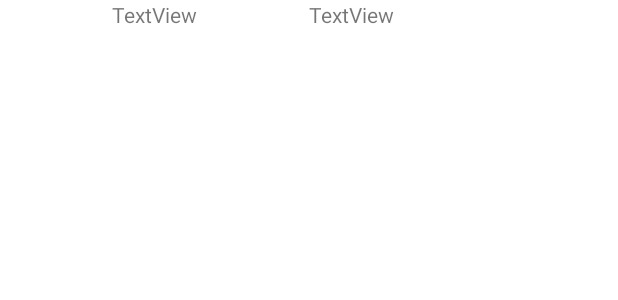
After one commit to HIT-Lizn/Liracast, an Android app: the layout layout_device.xml on its own in the app's theme, with its tools: preview values and no code run, on a phone screen of 412 x 824 dp. The commit adds this screen. Shown: the top 300 px of the screen. Run offline under Robolectric (Android 15) with nearby library versions, the phone set to English and light mode, and no system bars.

```diff
--- a/app/src/main/AndroidManifest.xml
+++ b/app/src/main/AndroidManifest.xml
@@ -8,6 +8,7 @@
     <uses-permission android:name="android.permission.CHANGE_WIFI_STATE" />
     <uses-permission android:name="android.permission.ACCESS_NETWORK_STATE" />
     <uses-permission android:name="android.permission.CHANGE_NETWORK_STATE" />
+    <uses-permission android:name="android.permission.ACCESS_FINE_LOCATION" />
 
     <application
         android:allowBackup="true"
--- a/app/src/main/java/com/example/liracast/MainActivity.java
+++ b/app/src/main/java/com/example/liracast/MainActivity.java
@@ -3,6 +3,7 @@ package com.example.liracast;
 import androidx.annotation.NonNull;
 import androidx.appcompat.app.AppCompatActivity;
 
+import android.Manifest;
 import android.content.Intent;
 import android.os.Bundle;
 import android.util.Log;
@@ -13,6 +14,7 @@ import com.example.liracast.global.ResourceManager;
 
 public class MainActivity extends AppCompatActivity {
     private final String TAG = "MainActivity";
+    private final int REQUEST_CODE_PERMISSION = 100;
 
     @Override
     protected void onCreate(Bundle savedInstanceState) {
@@ -45,11 +47,12 @@ public class MainActivity extends AppCompatActivity {
 
     public void requestPermission() {
         Log.d(TAG, "requestPermission");
+        requestPermissions(new String[]{Manifest.permission.ACCESS_FINE_LOCATION}, REQUEST_CODE_PERMISSION);
     }
 
     @Override
     public void onRequestPermissionsResult(int requestCode, @NonNull String[] permissions, @NonNull int[] grantResults) {
         super.onRequestPermissionsResult(requestCode, permissions, grantResults);
-
+        Log.d(TAG, "permission: " + permissions.toString());
     }
 }
--- a/app/src/main/java/com/example/liracast/net/p2p/WifiP2pBroadcastRecevier.java
+++ b/app/src/main/java/com/example/liracast/net/p2p/WifiP2pBroadcastRecevier.java
@@ -30,7 +30,7 @@ public class WifiP2pBroadcastRecevier extends BroadcastReceiver {
     }
 
     public void setBroadCastCallBack(BroadCastCallBack broadCastCallBack) {
-        synchronized (mBroadCastCallBack) {
+        synchronized (this) {
             mBroadCastCallBack = broadCastCallBack;
         }
     }
@@ -40,7 +40,7 @@ public class WifiP2pBroadcastRecevier extends BroadcastReceiver {
         String action = intent.getAction();
         if (action != null) {
             Log.d(TAG, "onReceive: " + action.toString());
-            synchronized (mBroadCastCallBack) {
+            synchronized (this) {
                 mBroadCastCallBack.callBack(context, intent);
             }
         }
--- /dev/null
+++ b/app/src/main/res/layout/layout_device.xml
@@ -0,0 +1,20 @@
+<?xml version="1.0" encoding="utf-8"?>
+<LinearLayout xmlns:android="http://schemas.android.com/apk/res/android"
+    android:layout_width="match_parent"
+    android:layout_height="match_parent">
+
+    <TextView
+        android:id="@+id/device_name"
+        android:layout_width="match_parent"
+        android:layout_height="wrap_content"
+        android:layout_weight="1"
+        android:gravity="center"
+        android:text="TextView" />
+
+    <TextView
+        android:id="@+id/device_status"
+        android:layout_width="match_parent"
+        android:layout_height="wrap_content"
+        android:layout_weight="1"
+        android:text="TextView" />
+</LinearLayout>
```
Also changed, not shown: app/src/main/java/com/example/liracast/SourceActivity.java (+111 -5 lines), app/src/main/java/com/example/liracast/global/ResourceManager.java (+6 -6 lines), app/src/main/java/com/example/liracast/net/p2p/P2pAdapter.java (+6 -8 lines), app/src/main/res/layout/activity_source.xml (+24 -0 lines).
